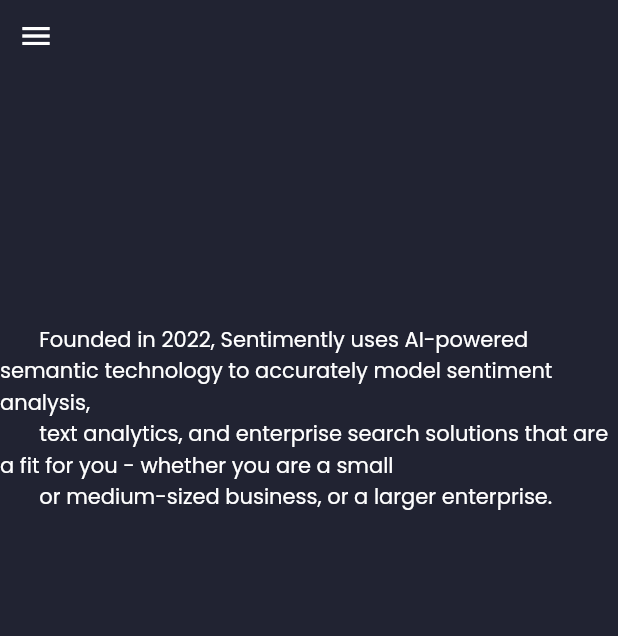
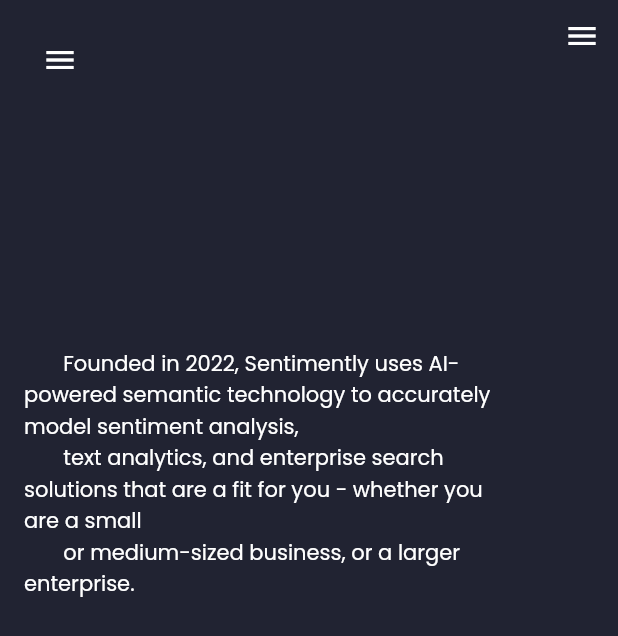
Before and after one commit to Thouny/sis_group6, a Flutter app: the AboutUsView widget shown alone on an empty page, opened directly, on a phone screen of 412 x 824 dp. Shown: the top 636 px of the screen. Run offline on Flutter 3.47's test engine with Material 2 defaults, Android fonts, the phone set to English and light mode, and no system bars; our stand-ins replace connectivity_plus, equatable, flutter_bloc, flutter_spinkit, get_it, google_fonts and 2 more; missing offline and left inert: flutter_scatter, twitter_api_v2.

Commit message:
Completed all comments from Anthony
Should be ready to merge to main, getting a final check before approval

```diff
--- a/lib/presentation/views/about_us/about_us.dart
+++ b/lib/presentation/views/about_us/about_us.dart
@@ -27,7 +27,7 @@ class AboutUsView extends StatelessWidget {
             flex: 5,
             child: AboutUsInfoView(),
           ),
-          // const Header(headerTitle: 'About Us', isDashboard: false)
+          const Header(headerTitle: 'About Us', isDashboard: false)
         ],
       ),
     );
--- a/lib/presentation/views/about_us/about_us_info.dart
+++ b/lib/presentation/views/about_us/about_us_info.dart
@@ -1,7 +1,7 @@
 import 'package:flutter/material.dart';
 import 'package:sis_group6/core/consts/about_us/about_us.dart';
-import 'package:sis_group6/core/consts/home/dashboard.dart';
 import 'package:sis_group6/presentation/widgets/header.dart';
+import 'package:sis_group6/core/theme/app.dart';
 
 class AboutUsInfoView extends StatelessWidget {
   const AboutUsInfoView({
@@ -10,7 +10,10 @@ class AboutUsInfoView extends StatelessWidget {
 
   @override
   Widget build(BuildContext context) {
-    return Column(
+    return SingleChildScrollView(
+        primary: false,
+        padding: const EdgeInsets.all(AppPaddingValues.smallPadding),
+        child: Column(
           mainAxisSize: MainAxisSize.min,
           children: [
             const Header(
@@ -19,6 +22,6 @@ class AboutUsInfoView extends StatelessWidget {
             ),
             Text(AboutUsConsts.message),
           ],
-    );
+        ));
   }
 }
--- a/lib/presentation/views/profile/profile.dart
+++ b/lib/presentation/views/profile/profile.dart
@@ -2,6 +2,7 @@ import 'package:flutter/material.dart';
 import 'package:sis_group6/core/utils/responsive.dart';
 import 'package:sis_group6/presentation/views/profile/profile_info.dart';
 import 'package:sis_group6/presentation/widgets/side_menu.dart';
+import 'package:sis_group6/presentation/widgets/header.dart';
 
 class ProfileView extends StatelessWidget {
   const ProfileView({Key? key}) : super(key: key);
@@ -26,6 +27,7 @@ class ProfileView extends StatelessWidget {
             flex: 5,
             child: ProfileInfoView(),
           ),
+          const Header(headerTitle: 'Profile', isDashboard: false)
         ],
       ),
     );
--- a/lib/presentation/views/settings/settings.dart
+++ b/lib/presentation/views/settings/settings.dart
@@ -2,6 +2,7 @@ import 'package:flutter/material.dart';
 import 'package:sis_group6/core/utils/responsive.dart';
 import 'package:sis_group6/presentation/views/settings/settings_info.dart';
 import 'package:sis_group6/presentation/widgets/side_menu.dart';
+import 'package:sis_group6/presentation/widgets/header.dart';
 
 class SettingView extends StatelessWidget {
   const SettingView({Key? key}) : super(key: key);
@@ -26,6 +27,7 @@ class SettingView extends StatelessWidget {
             flex: 5,
             child: SettingsInfoView(),
           ),
+          const Header(headerTitle: 'Settings', isDashboard: false)
         ],
       ),
     );
```
Also changed, not shown: lib/presentation/views/profile/profile_info.dart (+6 -2 lines), lib/presentation/views/settings/settings_info.dart (+6 -2 lines). Lines whose indentation alone changed are shown as unchanged.
